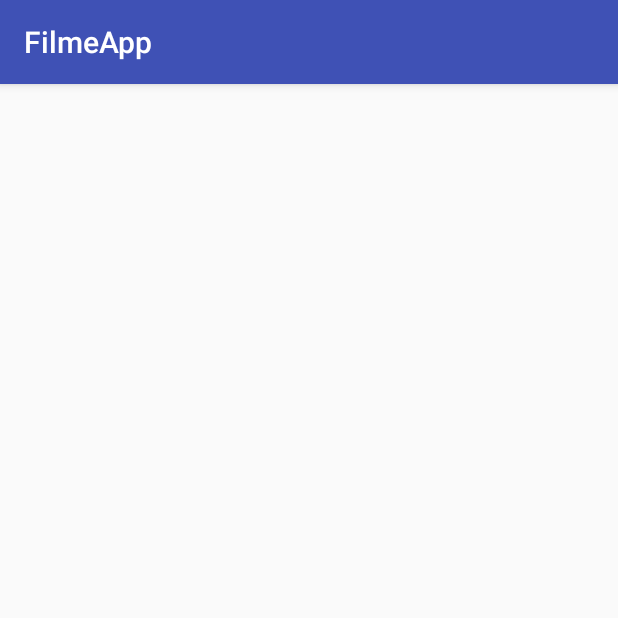
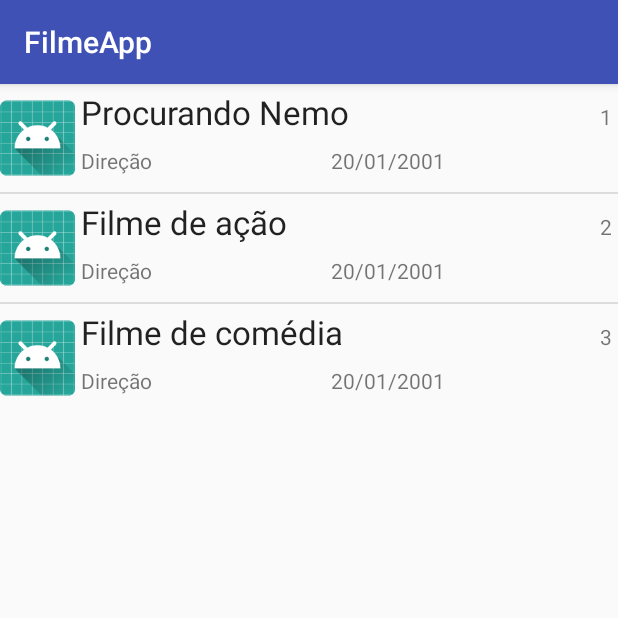
Before and after one commit to janainaemilia/FilmeApp, an Android app: the screen it shows after launch (ListaFilmesActivity), after a tap on an icon or button, on a phone screen of 412 x 824 dp, the top half of it. Run offline under Robolectric (Android 15) with nearby library versions, the phone set to English and light mode, and no system bars.

Commit message:
Segunda Entrega - 21/10

```diff
--- a/app/src/main/java/br/com/dev/filmeapp/Filme.java
+++ b/app/src/main/java/br/com/dev/filmeapp/Filme.java
@@ -11,11 +11,12 @@ public class Filme {
     private String direcao;
     private int popularidade;
     private Genero genero;
+    private String iconName;
 
     private ArrayList<Filme> list = new ArrayList<>();
 
     public Filme(){}
-    public Filme(int id, String titulo, String descricao, String anoLancamento, String direcao, int popularidade, Genero genero) {
+    public Filme(int id, String titulo, String descricao, String anoLancamento, String direcao, int popularidade, Genero genero, String iconName) {
         this.id = id;
         this.titulo = titulo;
         this.descricao = descricao;
@@ -23,6 +24,7 @@ public class Filme {
         this.direcao = direcao;
         this.popularidade = popularidade;
         this.genero = genero;
+        this.iconName = iconName;
     }
 
     public int getId() {
@@ -81,6 +83,14 @@ public class Filme {
         this.genero = genero;
     }
 
+    public String getIconName() {
+        return iconName;
+    }
+
+    public void setIconName(String iconName) {
+        this.iconName= iconName;
+    }
+
     public ArrayList<Filme> getList() {
         return list;
     }
@@ -91,13 +101,13 @@ public class Filme {
 
     public ArrayList<Filme> gerarLista(){
         Filme f1 = new Filme(1, "Procurando Nemo", "Descrição testes",
-                "20/01/2001", "Direção", 50, new Genero(1, "Aventura"));
+                "20/01/2001", "Direção", 50, new Genero(1, "Aventura"), "image1.png");
 
         Filme f2 = new Filme(2, "Filme de ação", "Descrição testes",
-                "20/01/2001", "Direção", 50, new Genero(2, "Ação"));
+                "20/01/2001", "Direção", 50, new Genero(2, "Ação"), "image1.png");
 
         Filme f3 = new Filme(3, "Filme de comédia", "Descrição testes",
-                "20/01/2001", "Direção", 50, new Genero(3, "Comédia"));
+                "20/01/2001", "Direção", 50, new Genero(3, "Comédia"), "image1.png");
 
         getList().add(f1);
         getList().add(f2);
@@ -129,4 +139,18 @@ public class Filme {
 
         return null;
     }
+
+    public ArrayList<Filme> getFilmesPorGenero(String genero){
+        ArrayList<Filme> lista = new ArrayList<Filme>();
+        setList(gerarLista());
+        for (Filme filme: list) {
+            if(genero.equals("Todos"))
+                lista.add(filme);
+
+            if(filme.getGenero().getNome().equals(genero))
+                lista.add(filme);
+        }
+
+        return lista;
+    }
 }
--- /dev/null
+++ b/app/src/main/java/br/com/dev/filmeapp/FilmeArrayAdapter.java
@@ -0,0 +1,71 @@
+package br.com.dev.filmeapp;
+
+import android.content.Context;
+import android.graphics.Bitmap;
+import android.support.annotation.NonNull;
+import android.support.annotation.Nullable;
+import android.text.Html;
+import android.view.LayoutInflater;
+import android.view.View;
+import android.view.ViewGroup;
+import android.widget.ArrayAdapter;
+import android.widget.ImageView;
+import android.widget.TextView;
+
+import java.util.HashMap;
+import java.util.List;
+import java.util.Map;
+
+public class FilmeArrayAdapter extends ArrayAdapter<Filme> {
+    private Map<String, Bitmap> bitmaps = new HashMap<>();
+
+    public FilmeArrayAdapter(Context context, List<Filme> filmes) {
+        super(context, -1, filmes);
+    }
+
+    private static class ViewHolder {
+        ImageView conditionImageView;
+        TextView txtTitulo;
+        TextView txtId;
+        TextView txtDirecao;
+        TextView txtData;
+    }
+
+    @NonNull
+    @Override
+    public View getView(int position, @Nullable View convertView,
+                        @NonNull ViewGroup parent) {
+        Filme filme = getItem(position);
+        View raiz = null;
+        ViewHolder viewHolder = null;
+        Context context = getContext();
+        if (convertView == null) {
+            LayoutInflater inflater = LayoutInflater.from(context);
+            raiz = inflater.inflate(R.layout.item_filme, parent, false);
+            viewHolder = new ViewHolder();
+            raiz.setTag(viewHolder);
+            viewHolder.conditionImageView = raiz.findViewById(R.id.conditionImageView);
+            viewHolder.txtTitulo = raiz.findViewById(R.id.txtTitulo);
+            viewHolder.txtId = raiz.findViewById(R.id.txtId);
+            viewHolder.txtDirecao = raiz.findViewById(R.id.txtDirecao);
+            viewHolder.txtData = raiz.findViewById(R.id.txtData);
+        } else {
+            raiz = convertView;
+            viewHolder = (ViewHolder) raiz.getTag();
+        }
+        viewHolder.txtTitulo.setText(filme.getTitulo());
+        viewHolder.txtId.setText(String.valueOf(filme.getId()));
+        viewHolder.txtDirecao.setText(filme.getDirecao());
+        viewHolder.txtData.setText(filme.getAnoLancamento());
+
+        String name = filme.getIconName();
+        //viewHolder.conditionImageView.setImageDrawable(R.drawable.name);
+
+        /*if (bitmaps.containsKey(filme.getIconName())) {
+            viewHolder.conditionImageView.setImageDrawable(R.drawable.name);
+        } else {
+        }*/
+
+        return raiz;
+    }
+}
--- a/app/src/main/java/br/com/dev/filmeapp/ListaFilmesActivity.java
+++ b/app/src/main/java/br/com/dev/filmeapp/ListaFilmesActivity.java
@@ -22,26 +22,25 @@ public class ListaFilmesActivity extends AppCompatActivity {
 
         atividade = this;
         filme = new Filme();
+
         Intent intent = getIntent();
         String genero = intent.getStringExtra(MainActivity.CHAVE);
+        ListView listView = (ListView) findViewById(R.id.lista_filmes);
 
-        ListView listView = (ListView) findViewById(R.id.lista_filmes);
-        ArrayAdapter<String> adapter = new ArrayAdapter<String>(this,
-                android.R.layout.simple_list_item_1, filme.getListaNomes(genero));
+        //ArrayAdapter<String> adapter = new ArrayAdapter<String>(this, android.R.layout.simple_list_item_1, filme.getListaNomes(genero));
+        FilmeArrayAdapter adapter = new FilmeArrayAdapter(this, filme.getFilmesPorGenero(genero));
+
         listView.setAdapter(adapter);
 
         listView.setOnItemClickListener(new AdapterView.OnItemClickListener() {
 
             @Override
-            public void onItemClick(AdapterView<?> parent, View view,
-                                    int position, long id) {
-
+            public void onItemClick(AdapterView<?> parent, View view, int position, long id) {
                 // manda para a tela de detalhe
                 Intent intent = new Intent(atividade, DetalheFilmeActivity.class);
-                intent.putExtra(FILME, parent.getItemIdAtPosition(position));
+                intent.putExtra(FILME, filme.getList().get(position).getTitulo());
                 startActivity(intent);
             }
-
         });
     }
 }
--- a/app/src/main/java/br/com/dev/filmeapp/MainActivity.java
+++ b/app/src/main/java/br/com/dev/filmeapp/MainActivity.java
@@ -32,7 +32,6 @@ public class MainActivity extends AppCompatActivity {
             @Override
             public void onClick(View view) {
                 Intent intent = new Intent(view.getContext(), ListaFilmesActivity.class);
-
                 intent.putExtra(CHAVE, genero);
                 startActivity(intent);
             }
--- a/app/src/main/res/layout/activity_detalhe_filme.xml
+++ b/app/src/main/res/layout/activity_detalhe_filme.xml
@@ -8,37 +8,63 @@
     tools:context=".DetalheFilmeActivity">
 
     <TextView
+        android:id="@+id/txtTitulo"
+        android:layout_width="match_parent"
+        android:layout_height="wrap_content"
+        android:gravity="center"
+        android:textSize="18dp"
+        android:layout_marginTop="25dp"/>
+
+    <ImageView
+        android:layout_width="match_parent"
+        android:layout_height="200dp"
+        android:src="@color/colorAccent"
+        android:layout_marginTop="25dp"
+        android:layout_marginBottom="10dp" />
+
+    <TextView
         android:id="@+id/txtId"
         android:layout_width="match_parent"
-        android:layout_height="wrap_content" />
-
-    <TextView
-        android:id="@+id/txtTitulo"
-        android:layout_width="match_parent"
-        android:layout_height="wrap_content" />
+        android:layout_height="wrap_content"
+        android:layout_marginLeft="15dp"/>
 
     <TextView
         android:id="@+id/txtDescricao"
         android:layout_width="match_parent"
-        android:layout_height="wrap_content" />
+        android:layout_height="wrap_content"
+        android:textSize="@dimen/fab_margin"
+        android:layout_marginLeft="15dp"
+        android:layout_marginTop="15dp" />
 
     <TextView
         android:id="@+id/txtDirecao"
         android:layout_width="match_parent"
-        android:layout_height="wrap_content" />
+        android:layout_height="wrap_content"
+        android:textSize="@dimen/fab_margin"
+        android:layout_marginTop="15dp"
+        android:layout_marginLeft="15dp" />
 
     <TextView
         android:id="@+id/txtPopularidade"
         android:layout_width="match_parent"
-        android:layout_height="wrap_content" />
+        android:layout_height="wrap_content"
+        android:textSize="@dimen/fab_margin"
+        android:layout_marginTop="15dp"
+        android:layout_marginLeft="15dp" />
 
     <TextView
         android:id="@+id/txtAnoLancamento"
         android:layout_width="match_parent"
-        android:layout_height="wrap_content" />
+        android:layout_height="wrap_content"
+        android:textSize="@dimen/fab_margin"
+        android:layout_marginTop="15dp"
+        android:layout_marginLeft="15dp" />
 
     <TextView
         android:id="@+id/txtGenero"
         android:layout_width="match_parent"
-        android:layout_height="wrap_content" />
+        android:layout_height="wrap_content"
+        android:textSize="@dimen/fab_margin"
+        android:layout_marginTop="15dp"
+        android:layout_marginLeft="15dp" />
 </LinearLayout>
--- a/app/src/main/res/layout/activity_lista_filmes.xml
+++ b/app/src/main/res/layout/activity_lista_filmes.xml
@@ -1,5 +1,5 @@
 <?xml version="1.0" encoding="utf-8"?>
-<ListView xmlns:android="http://schemas.android.com/apk/res/android"
+<LinearLayout xmlns:android="http://schemas.android.com/apk/res/android"
     xmlns:app="http://schemas.android.com/apk/res-auto"
     xmlns:tools="http://schemas.android.com/tools"
     android:layout_width="match_parent"
@@ -10,4 +10,4 @@
         android:layout_width="match_parent"
         android:layout_height="wrap_content"
         android:id="@+id/lista_filmes"></ListView>
-</ListView>
+</LinearLayout>
--- /dev/null
+++ b/app/src/main/res/layout/item_filme.xml
@@ -0,0 +1,61 @@
+<?xml version="1.0" encoding="utf-8"?>
+<LinearLayout
+    xmlns:android="http://schemas.android.com/apk/res/android" android:layout_width="match_parent"
+    android:orientation="horizontal"
+    android:layout_height="match_parent">
+
+    <ImageView
+        android:src="@mipmap/ic_launcher"
+        android:scaleType="fitCenter"
+        android:contentDescription="Imagem Ilustrativa"
+        android:id="@+id/conditionImageView"
+        android:layout_width="50dp"
+        android:layout_height="match_parent" />
+
+    <GridLayout
+        android:useDefaultMargins="true"
+        android:rowCount="2"
+        android:columnCount="3"
+        android:layout_width="0dp"
+        android:layout_height="match_parent"
+        android:layout_weight="1">
+
+        <TextView
+            android:layout_columnSpan="3"
+            android:layout_column="0"
+            android:layout_row="0"
+            android:textAppearance="@style/Base.TextAppearance.AppCompat.Large"
+            android:id="@+id/txtTitulo"
+            android:layout_width="wrap_content"
+            android:layout_height="wrap_content"
+            android:text="TextView" />
+
+        <TextView
+            android:layout_columnWeight="1"
+            android:layout_column="2"
+            android:layout_row="0"
+            android:id="@+id/txtId"
+            android:layout_width="wrap_content"
+            android:layout_height="wrap_content"
+            android:textAlignment="textEnd"
+            android:text="TextView" />
+
+        <TextView
+            android:layout_columnWeight="1"
+            android:layout_column="1"
+            android:layout_row="1"
+            android:id="@+id/txtDirecao"
+            android:layout_width="wrap_content"
+            android:layout_height="wrap_content"
+            android:text="TextView" />
+
+        <TextView
+            android:layout_columnWeight="1"
+            android:layout_column="2"
+            android:layout_row="1"
+            android:id="@+id/txtData"
+            android:layout_width="wrap_content"
+            android:layout_height="wrap_content"
+            android:text="TextView" />
+    </GridLayout>
+</LinearLayout>
```
